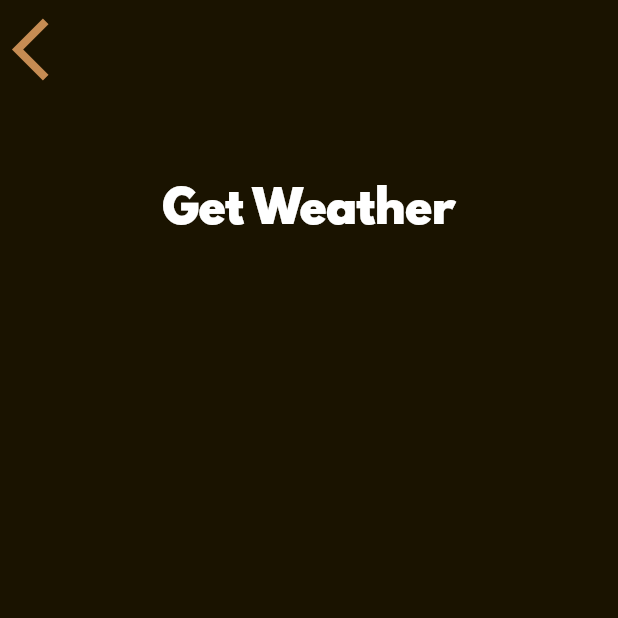
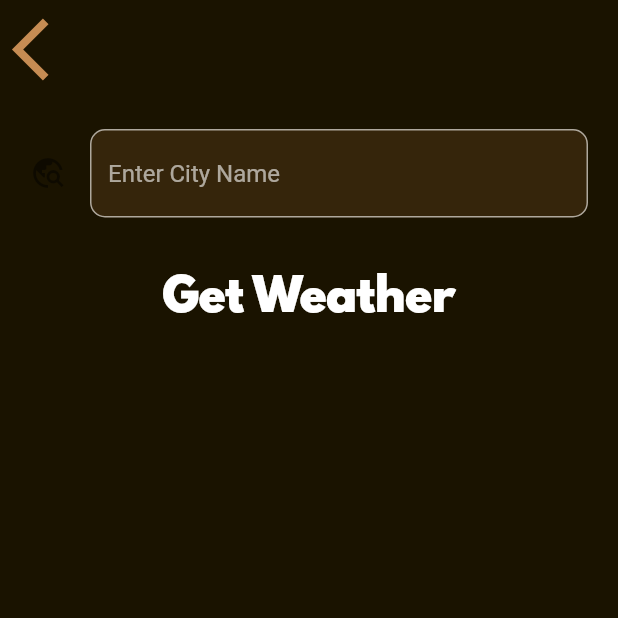
Before and after one commit to chaniru-puldith/MateCli-flutter-app, a Flutter app: the CityScreen screen opened directly, on a phone screen of 412 x 824 dp, the top half of it. Run offline on Flutter 3.47's test engine with Material 2 defaults, Android fonts, the phone set to English and light mode, and no system bars; our stand-ins replace flutter_dotenv, flutter_spinkit, geolocator; network calls fail.

Commit message:
TextField Add - City Screen

```diff
--- a/lib/screens/city_screen.dart
+++ b/lib/screens/city_screen.dart
@@ -13,7 +13,7 @@ class _CityScreenState extends State<CityScreen> {
   Widget build(BuildContext context) {
     return Scaffold(
       body: Container(
-        decoration: BoxDecoration(
+        decoration: const BoxDecoration(
           color: Color(0xFF1a1300),
         ),
         constraints: BoxConstraints.expand(),
@@ -24,19 +24,19 @@ class _CityScreenState extends State<CityScreen> {
                 alignment: Alignment.topLeft,
                 child: TextButton(
                   onPressed: () {},
-                  child: Icon(
+                  child: const Icon(
                     Icons.arrow_back_ios,
                     size: 50.0,
                   ),
                 ),
               ),
               Container(
-                padding: EdgeInsets.all(20.0),
-                child: null,
+                padding: const EdgeInsets.all(20.0),
+                child: kTextFieldInputDecoration,
               ),
               TextButton(
                 onPressed: () {},
-                child: Text(
+                child: const Text(
                   'Get Weather',
                   style: kButtonTextStyle,
                 ),
--- a/lib/utilities/constants.dart
+++ b/lib/utilities/constants.dart
@@ -19,3 +19,17 @@ const kButtonTextStyle = TextStyle(
 const kConditionTextStyle = TextStyle(
   fontSize: 100.0,
 );
+
+const kTextFieldInputDecoration = TextField(
+  decoration: InputDecoration(
+    border:OutlineInputBorder(
+      borderRadius: BorderRadius.all(Radius.circular(10.0),),
+    ),
+    filled: true,
+    fillColor: Color(0x30AC7339),
+    icon: Icon(
+      Icons.travel_explore,
+    ),
+    hintText: 'Enter City Name',
+  ),
+);
```
